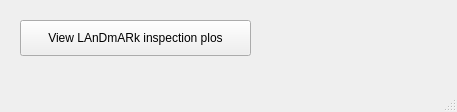
First picture: the form in resources/check_view.ui, repository sklandrausis/LAnDmARk, before the edit.
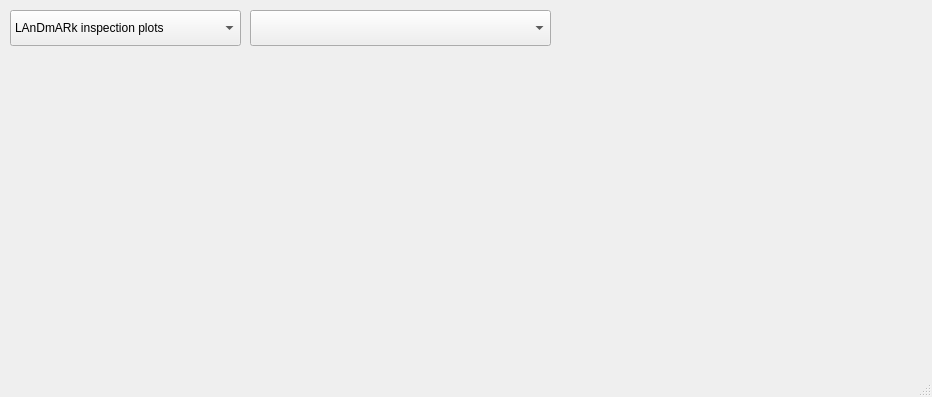
Second picture: the form after the edit.

The edit to the form file:
```diff
--- a/resources/check_view.ui
+++ b/resources/check_view.ui
@@ -9,25 +9,52 @@
    <rect>
     <x>0</x>
     <y>0</y>
-    <width>457</width>
-    <height>112</height>
+    <width>932</width>
+    <height>397</height>
    </rect>
   </property>
   <property name="windowTitle">
    <string>chech_view</string>
   </property>
   <widget class="QWidget" name="centralwidget">
-   <widget class="QPushButton" name="landmark_button">
+   <widget class="QComboBox" name="choose_combobox">
     <property name="geometry">
      <rect>
-      <x>20</x>
-      <y>20</y>
+      <x>10</x>
+      <y>10</y>
       <width>231</width>
       <height>36</height>
      </rect>
     </property>
-    <property name="text">
-     <string>View LAnDmARk inspection plos</string>
+    <item>
+     <property name="text">
+      <string>LAnDmARk inspection plots</string>
+     </property>
+    </item>
+    <item>
+     <property name="text">
+      <string>Prefacotor calibrator inspection plots</string>
+     </property>
+    </item>
+    <item>
+     <property name="text">
+      <string>Prefactor target inspection plots</string>
+     </property>
+    </item>
+    <item>
+     <property name="text">
+      <string>Prefactor imaging inspection plots</string>
+     </property>
+    </item>
+   </widget>
+   <widget class="QComboBox" name="inspection_plots_combobox">
+    <property name="geometry">
+     <rect>
+      <x>250</x>
+      <y>10</y>
+      <width>301</width>
+      <height>36</height>
+     </rect>
     </property>
    </widget>
   </widget>
```
